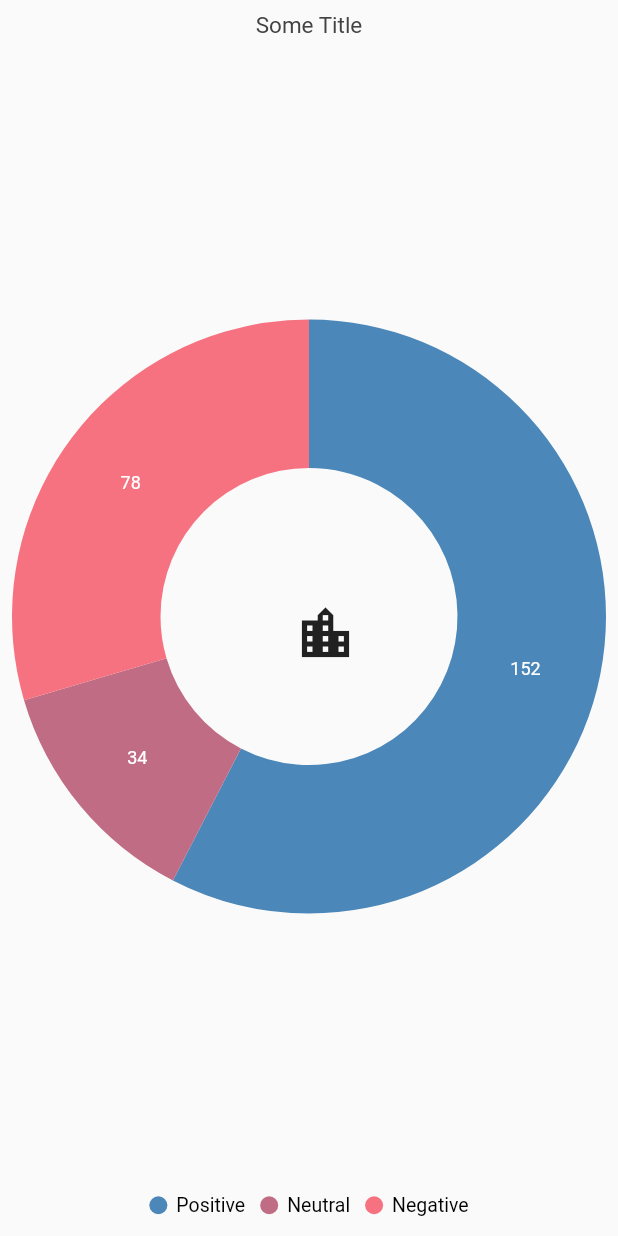
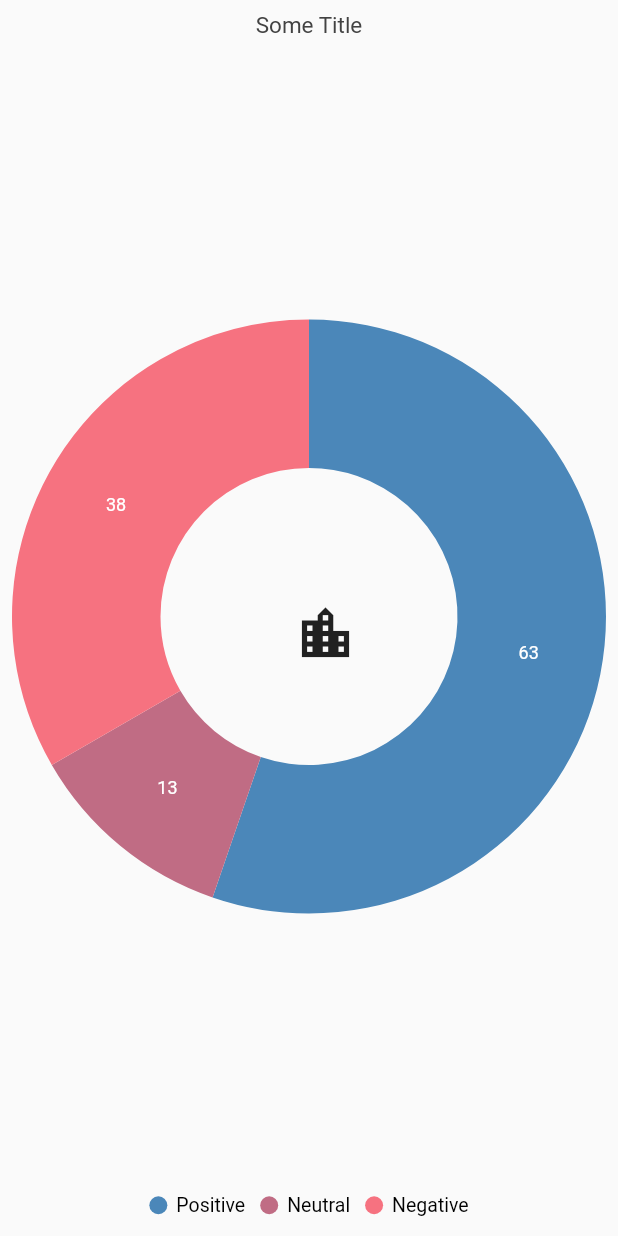
Before and after one commit to S-ecki/smart-city-ambience, a Flutter app: the PieChart widget shown alone on an empty page, opened directly, on a phone screen of 412 x 824 dp. Run offline on Flutter 3.47's test engine with Material 2 defaults, Android fonts, the phone set to English and light mode, and no system bars; our stand-ins replace badges, email_validator, firebase_auth, firebase_core, flutter_redux, google_sign_in and 3 more; missing offline and left inert: customtogglebuttons, flutter_emoji, flutter_scatter; accounts and stored records are empty.

Commit message:
Unified chart data

```diff
--- a/lib/screens/home/emotion_output/charts/chart_functions.dart
+++ b/lib/screens/home/emotion_output/charts/chart_functions.dart
@@ -0,0 +1,16 @@
+// counts the types of emojis
+// simply pass in the Map that you get from the redux store with the type
+import 'package:smart_city_ambience/types/enahancedEmoji.dart';
+
+int getEmojiCount(
+    EmojiType type, Map<String, List<EnhancedEmoji>> enhancedEmojis) {
+  List<List<EnhancedEmoji>> entryList =
+      enhancedEmojis.entries.map((mapEntry) => mapEntry.value).toList();
+  int count = 0;
+  entryList.forEach((list) {
+    list.forEach((element) {
+      if (element.type == type) count++;
+    });
+  });
+  return count;
+}
--- a/lib/screens/home/emotion_output/charts/pie_chart.dart
+++ b/lib/screens/home/emotion_output/charts/pie_chart.dart
@@ -1,5 +1,7 @@
-/// Package import
 import 'package:flutter/material.dart';
+import 'package:flutter_redux/flutter_redux.dart';
+import 'package:smart_city_ambience/redux/reactionsState.dart';
+import 'package:smart_city_ambience/screens/home/emotion_output/charts/chart_functions.dart';
 import 'package:smart_city_ambience/types/enahancedEmoji.dart';
 import 'package:syncfusion_flutter_charts/charts.dart';
 
@@ -7,19 +9,16 @@ import 'package:syncfusion_flutter_charts/charts.dart';
 class PieChart extends StatelessWidget {
   @override
   Widget build(BuildContext context) {
-    return _buildDefaultDoughnutChart();
-  }
-
-  /// Return the circular chart with default doughnut series.
-  SfCircularChart _buildDefaultDoughnutChart() {
-    return SfCircularChart(
+    return StoreConnector<ReactionsState, Map<String, List<EnhancedEmoji>>>(
+      converter: (store) => store.state.enhancedEmojis,
+      builder: (context, Map<String, List<EnhancedEmoji>> enhancedEmojis) =>
+          SfCircularChart(
         title: ChartTitle(text: 'Some Title', borderWidth: 5),
         legend: Legend(
             isVisible: true,
             overflowMode: LegendItemOverflowMode.wrap,
-        position: LegendPosition.bottom
-      ),
-      series: _getDefaultDoughnutSeries(),
+            position: LegendPosition.bottom),
+        series: _getDefaultDoughnutSeries(enhancedEmojis),
         tooltipBehavior: TooltipBehavior(enable: true),
         margin: EdgeInsets.all(8),
         annotations: <CircularChartAnnotation>[
@@ -29,20 +28,32 @@ class PieChart extends StatelessWidget {
             widget: SizedBox(
               height: 20,
               width: 20,
-            child: Icon(Icons.location_city, size: 42,),
+              child: Icon(
+                Icons.location_city,
+                size: 42,
+              ),
             ),
           ),
         ],
+      ),
     );
   }
 
   /// Returns the doughnut series which need to be render.
-  List<DoughnutSeries<ChartData, String>> _getDefaultDoughnutSeries() {
+  List<DoughnutSeries<ChartData, String>> _getDefaultDoughnutSeries(Map<String, List<EnhancedEmoji>> enhancedEmojis) {
+
+    // extract all set emojis from app
+    int _positiveMay = getEmojiCount(EmojiType.Positive, enhancedEmojis);
+    int _neutralMay = getEmojiCount(EmojiType.Neutral, enhancedEmojis);
+    int _negativeMay = getEmojiCount(EmojiType.Negative, enhancedEmojis);
+
+    // add dummy data
     final List<ChartData> chartData = <ChartData>[
-      ChartData(EmojiType.Positive, 152),
-      ChartData(EmojiType.Neutral, 34),
-      ChartData(EmojiType.Negative, 78),
+      ChartData(EmojiType.Positive, 63 + _positiveMay),
+      ChartData(EmojiType.Neutral, 13 + _neutralMay),
+      ChartData(EmojiType.Negative, 38 + _negativeMay),
     ];
+
     return <DoughnutSeries<ChartData, String>>[
       DoughnutSeries<ChartData, String>(
         radius: '100%',
```
Also changed, not shown: lib/screens/home/emotion_output/charts/bar_chart.dart (+7 -18 lines). Lines whose indentation alone changed are shown as unchanged.
